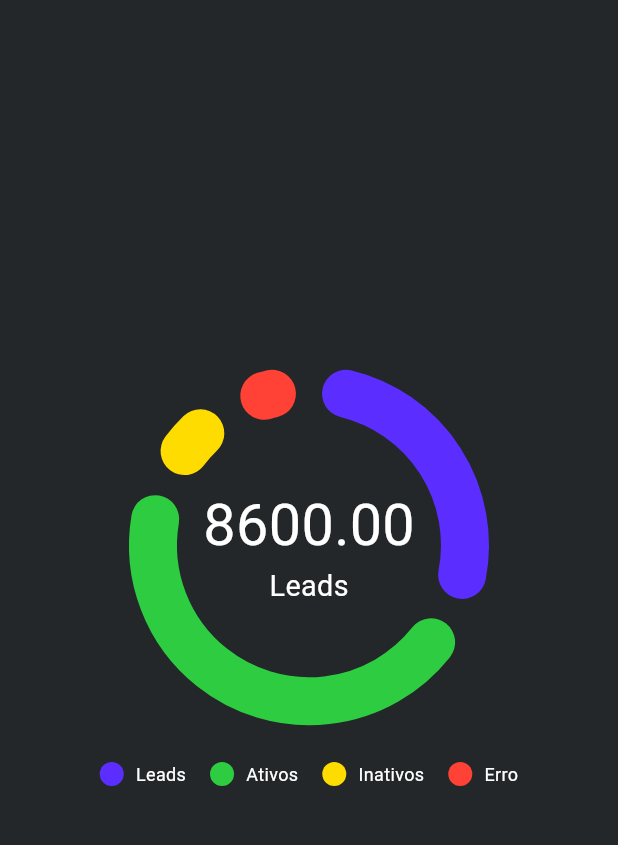
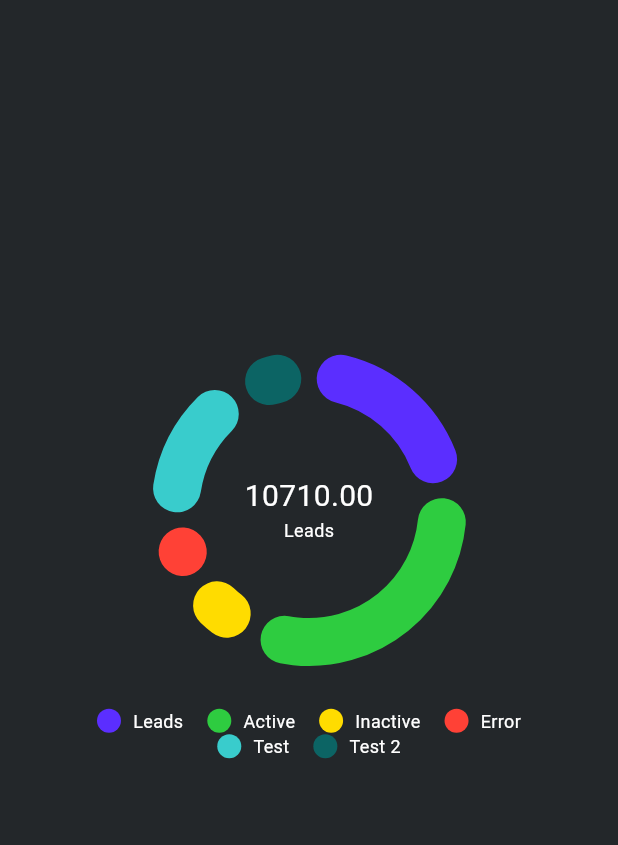
Before and after one commit to pradoui/tp_donut_chart, a Flutter app: the screen it shows after launch, on a phone screen of 412 x 824 dp, the part 84-929 px from its top. Run offline on Flutter 3.47's test engine with Material 3 defaults, Android fonts, the phone set to English and light mode, and no system bars.

Commit message:
feat: More custom style, and size adjustment

```diff
--- a/lib/main.dart
+++ b/lib/main.dart
@@ -12,10 +12,14 @@ class DonutChartDemoApp extends StatelessWidget {
   Widget build(BuildContext context) {
     final entries = [
       DonutChartEntry(label: 'Leads', value: 3000, color: Color(0xFF5B2EFF)),
-      DonutChartEntry(label: 'Ativos', value: 5200, color: Color(0xFF2ECC40)),
-      DonutChartEntry(label: 'Inativos', value: 300, color: Color(0xFFFFDC00)),
-      DonutChartEntry(label: 'Erro', value: 100, color: Color(0xFFFF4136)),
-      //DonutChartEntry(label: 'Teste', value: 200, color: Color(0xFF39CCCC)),
+      DonutChartEntry(label: 'Active', value: 5200, color: Color(0xFF2ECC40)),
+      DonutChartEntry(label: 'Inactive', value: 300, color: Color(0xFFFFDC00)),
+      DonutChartEntry(label: 'Error', value: 10, color: Color(0xFFFF4136)),
+      DonutChartEntry(label: 'Test', value: 2000, color: Color(0xFF39CCCC)),
+      DonutChartEntry(
+          label: 'Test 2',
+          value: 200,
+          color: Color.fromARGB(255, 12, 100, 100)),
     ];
     return MaterialApp(
       theme: ThemeData.dark(),
@@ -25,10 +29,14 @@ class DonutChartDemoApp extends StatelessWidget {
         body: Center(
           child: TPDonutChart(
             entries: entries,
-            width: 240,
-            height: 240,
+            width: 300,
+            height: 300,
             thickness: 32,
             subtitleText: 'Leads',
+            valueTextStyle: TextStyle(
+                color: Colors.white,
+                fontSize: 20,
+                fontWeight: FontWeight.normal),
             textStyle: TextStyle(
                 color: Colors.white,
                 fontSize: 12,
--- a/lib/tp_donut_chart.dart
+++ b/lib/tp_donut_chart.dart
@@ -1,6 +1,8 @@
 import 'package:flutter/material.dart';
 import 'dart:math';
 
+/// A customizable and responsive donut chart widget for Flutter.
+/// Supports up to 10 entries with rounded gaps, hover effect, and central value/label styling.
 class DonutChartEntry {
   final String label;
   final Color color;
@@ -21,6 +23,8 @@ class TPDonutChart extends StatefulWidget {
   final String subtitleText;
   final Color? textColor;
   final TextStyle? textStyle;
+  final TextStyle? valueTextStyle; // NOVO
+  final TextStyle? labelTextStyle; // NOVO
 
   const TPDonutChart({
     Key? key,
@@ -31,6 +35,8 @@ class TPDonutChart extends StatefulWidget {
     this.subtitleText = 'Total',
     this.textColor,
     this.textStyle,
+    this.valueTextStyle,
+    this.labelTextStyle,
   }) : super(key: key);
 
   @override
@@ -60,18 +66,26 @@ class _TPDonutChartState extends State<TPDonutChart>
   @override
   Widget build(BuildContext context) {
     double total = widget.entries.fold(0, (sum, item) => sum + item.value);
+    return SizedBox(
+      width: widget.width,
+      height: widget.height,
+      child: LayoutBuilder(
+        builder: (context, constraints) {
+          final w = constraints.maxWidth;
+          final h = constraints.maxHeight;
+          final donutSize = min(w, h * 0.7); // 70% for the chart
+          final labelHeight = h - donutSize;
           return Column(
-      mainAxisSize: MainAxisSize.min,
+            mainAxisAlignment: MainAxisAlignment.center,
             children: [
               SizedBox(
-          width: widget.width,
-          height: widget.height,
+                width: donutSize,
+                height: donutSize,
                 child: MouseRegion(
                   onHover: (event) {
                     final localPos = event.localPosition;
-              final center = Offset(widget.width / 2, widget.height / 2);
-              final radius =
-                  min(widget.width, widget.height) / 2 - widget.thickness / 2;
+                    final center = Offset(donutSize / 2, donutSize / 2);
+                    final radius = donutSize / 2 - widget.thickness / 2;
                     final dx = localPos.dx - center.dx;
                     final dy = localPos.dy - center.dy;
                     final distance = sqrt(dx * dx + dy * dy);
@@ -79,14 +93,12 @@ class _TPDonutChartState extends State<TPDonutChart>
                         distance > radius - widget.thickness / 2) {
                       double angle = atan2(dy, dx);
                       if (angle < -pi / 2) angle += 2 * pi;
-                // Repete a lógica do painter
-                final bool useGaps = widget.entries.length < 5;
+                      final bool useGaps = widget.entries.length <= 10;
                       final double gap = useGaps ? 0.48 : 0.0;
                       final int nGaps = useGaps ? widget.entries.length : 0;
                       final double totalGap = nGaps * gap;
-                double total =
-                    widget.entries.fold(0, (sum, item) => sum + item.value);
-                // Calcula sweepAngles originais
+                      double total = widget.entries
+                          .fold(0, (sum, item) => sum + item.value);
                       List<double> sweepAngles =
                           List.filled(widget.entries.length, 0);
                       double sweepSum = 0;
@@ -96,7 +108,6 @@ class _TPDonutChartState extends State<TPDonutChart>
                             : 0;
                         sweepSum += sweepAngles[i];
                       }
-                // Se a soma dos arcos + gaps ultrapassar 2π, normaliza os arcos
                       double maxSweep = 2 * pi - totalGap;
                       if (sweepSum > maxSweep && sweepSum > 0) {
                         double ratio = maxSweep / sweepSum;
@@ -108,7 +119,6 @@ class _TPDonutChartState extends State<TPDonutChart>
                       for (int i = 0; i < widget.entries.length; i++) {
                         double arcStart = startAngle + (useGaps ? gap / 2 : 0);
                         double arcEnd = arcStart + sweepAngles[i];
-                  // Verifica se o ângulo está dentro do arco
                         if (angle >= arcStart && angle < arcEnd) {
                           if (hoveredIndex != i) {
                             setState(() {
@@ -117,7 +127,7 @@ class _TPDonutChartState extends State<TPDonutChart>
                           }
                           return;
                         }
-                  startAngle += (sweepAngles[i] + (useGaps ? gap : 0));
+                        startAngle += sweepAngles[i] + (useGaps ? gap : 0);
                       }
                     } else {
                       if (hoveredIndex != null) {
@@ -139,7 +149,7 @@ class _TPDonutChartState extends State<TPDonutChart>
                         animation: _controller,
                         builder: (context, child) {
                           return CustomPaint(
-                      size: Size(widget.width, widget.height),
+                            size: Size(donutSize, donutSize),
                             painter: _DonutChartPainter(
                               entries: widget.entries,
                               thickness: widget.thickness,
@@ -152,34 +162,71 @@ class _TPDonutChartState extends State<TPDonutChart>
                       Column(
                         mainAxisSize: MainAxisSize.min,
                         children: [
-                    Text(
+                          FittedBox(
+                            fit: BoxFit.scaleDown,
+                            child: Text(
                               hoveredIndex != null
-                          ? widget.entries[hoveredIndex!].value.toStringAsFixed(
-                              2,
-                            )
+                                  ? widget.entries[hoveredIndex!].value
+                                      .toStringAsFixed(2)
                                   : total.toStringAsFixed(2),
-                      style: (widget.textStyle ??
-                              Theme.of(context).textTheme.headlineMedium)
-                          ?.copyWith(
-                        fontSize: min(widget.width, widget.height) * 0.16,
+                              style: (() {
+                                final baseStyle = widget.valueTextStyle ??
+                                    widget.textStyle ??
+                                    Theme.of(context).textTheme.headlineMedium;
+                                if (baseStyle?.fontSize != null) {
+                                  return baseStyle?.copyWith(
                                     color: widget.textColor ??
                                         (hoveredIndex != null
-                                ? widget.entries[hoveredIndex!].color
+                                            ? widget
+                                                .entries[hoveredIndex!].color
                                             : null),
+                                  );
+                                } else {
+                                  return baseStyle?.copyWith(
+                                    fontSize:
+                                        min(widget.width, widget.height) * 0.16,
+                                    color: widget.textColor ??
+                                        (hoveredIndex != null
+                                            ? widget
+                                                .entries[hoveredIndex!].color
+                                            : null),
+                                  );
+                                }
+                              })(),
+                              textAlign: TextAlign.center,
                             ),
                           ),
-                    Text(
+                          FittedBox(
+                            fit: BoxFit.scaleDown,
+                            child: Text(
                               hoveredIndex != null
                                   ? widget.entries[hoveredIndex!].label
                                   : widget.subtitleText,
-                      style: (widget.textStyle ??
-                              Theme.of(context).textTheme.bodyMedium)
-                          ?.copyWith(
-                        fontSize: min(widget.width, widget.height) * 0.08,
+                              style: (() {
+                                final baseStyle = widget.labelTextStyle ??
+                                    widget.textStyle ??
+                                    Theme.of(context).textTheme.bodyMedium;
+                                if (baseStyle?.fontSize != null) {
+                                  return baseStyle?.copyWith(
                                     color: widget.textColor ??
                                         (hoveredIndex != null
-                                ? widget.entries[hoveredIndex!].color
+                                            ? widget
+                                                .entries[hoveredIndex!].color
                                             : null),
+                                  );
+                                } else {
+                                  return baseStyle?.copyWith(
+                                    fontSize:
+                                        min(widget.width, widget.height) * 0.08,
+                                    color: widget.textColor ??
+                                        (hoveredIndex != null
+                                            ? widget
+                                                .entries[hoveredIndex!].color
+                                            : null),
+                                  );
+                                }
+                              })(),
+                              textAlign: TextAlign.center,
                             ),
                           ),
                         ],
@@ -188,8 +235,10 @@ class _TPDonutChartState extends State<TPDonutChart>
                   ),
                 ),
               ),
-        const SizedBox(height: 24),
-        Wrap(
+              SizedBox(
+                height: labelHeight > 0 ? labelHeight : 0,
+                child: Center(
+                  child: Wrap(
                     alignment: WrapAlignment.center,
                     spacing: 16,
                     children: [
@@ -208,9 +257,12 @@ class _TPDonutChartState extends State<TPDonutChart>
                             const SizedBox(width: 8),
                             Text(
                               widget.entries[i].label,
-                    style:
-                        widget.textStyle?.copyWith(color: widget.textColor) ??
-                            Theme.of(context).textTheme.bodyMedium?.copyWith(
+                              style: widget.textStyle
+                                      ?.copyWith(color: widget.textColor) ??
+                                  Theme.of(context)
+                                      .textTheme
+                                      .bodyMedium
+                                      ?.copyWith(
                                         color: widget.textColor,
                                       ),
                             ),
@@ -218,7 +270,12 @@ class _TPDonutChartState extends State<TPDonutChart>
                         ),
                     ],
                   ),
+                ),
+              ),
             ],
+          );
+        },
+      ),
     );
   }
 }
@@ -243,13 +300,11 @@ class _DonutChartPainter extends CustomPainter {
     final center = Offset(size.width / 2, size.height / 2);
     final radius = min(size.width, size.height) / 2 - thickness / 2;
 
-    // Ajuste para evitar sobreposição dos arcos
-    final bool useGaps = entries.length < 5;
-    final double gap = useGaps ? 0.48 : 0.0; // gap em radianos (~27 graus)
+    final bool useGaps = entries.length <= 10;
+    final double gap = useGaps ? 0.48 : 0.0; // fixed gap
     final StrokeCap cap = useGaps ? StrokeCap.round : StrokeCap.butt;
     final int nGaps = useGaps ? entries.length : 0;
     final double totalGap = nGaps * gap;
-    // Calcula sweepAngles originais
     List<double> sweepAngles = List.filled(entries.length, 0);
     double sweepSum = 0;
     for (int i = 0; i < entries.length; i++) {
@@ -257,7 +312,6 @@ class _DonutChartPainter extends CustomPainter {
           total > 0 ? (entries[i].value / total) * 2 * pi * animationValue : 0;
       sweepSum += sweepAngles[i];
     }
-    // Se a soma dos arcos + gaps ultrapassar 2π, normaliza os arcos
     double maxSweep = 2 * pi - totalGap;
     if (sweepSum > maxSweep && sweepSum > 0) {
       double ratio = maxSweep / sweepSum;
@@ -265,7 +319,7 @@ class _DonutChartPainter extends CustomPainter {
         sweepAngles[i] *= ratio;
       }
     }
-    // Desenha os arcos com gap visual
+    // Draw arcs with fixed gap
     for (int i = 0; i < entries.length; i++) {
       final isHovered = hoveredIndex == i;
       final paint = Paint()
@@ -282,7 +336,7 @@ class _DonutChartPainter extends CustomPainter {
         false,
         paint,
       );
-      startAngle += (sweepAngles[i] + (useGaps ? gap : 0));
+      startAngle += sweepAngles[i] + (useGaps ? gap : 0);
     }
   }
 
--- a/pubspec.yaml
+++ b/pubspec.yaml
@@ -1,6 +1,6 @@
 name: tp_donut_chart
-description: Um widget de gráfico donut personalizável para Flutter.
-version: 0.0.3
+description: A customizable and responsive donut chart widget for Flutter, supporting up to 10 entries with rounded gaps, hover effect, and central value/label styling.
+version: 0.0.4
 
 repository: https://github.com/pradoui/tp_donut_chart.git
 environment:
```
Also changed, not shown: 2 other files. Lines whose indentation alone changed are shown as unchanged.
